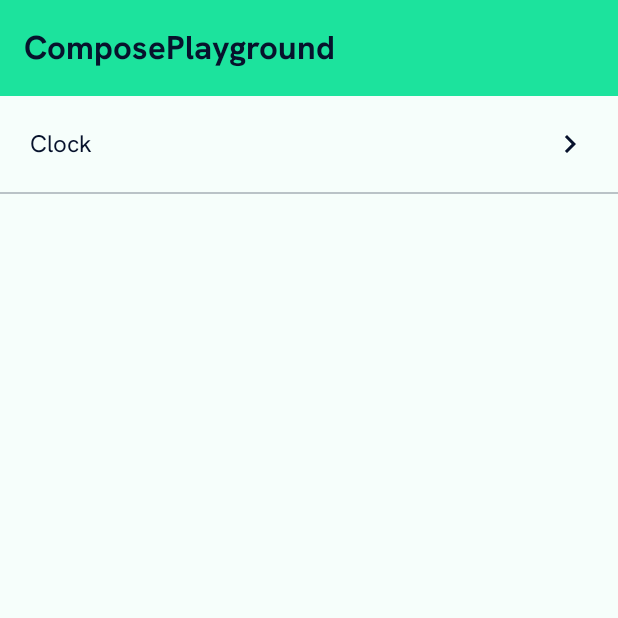
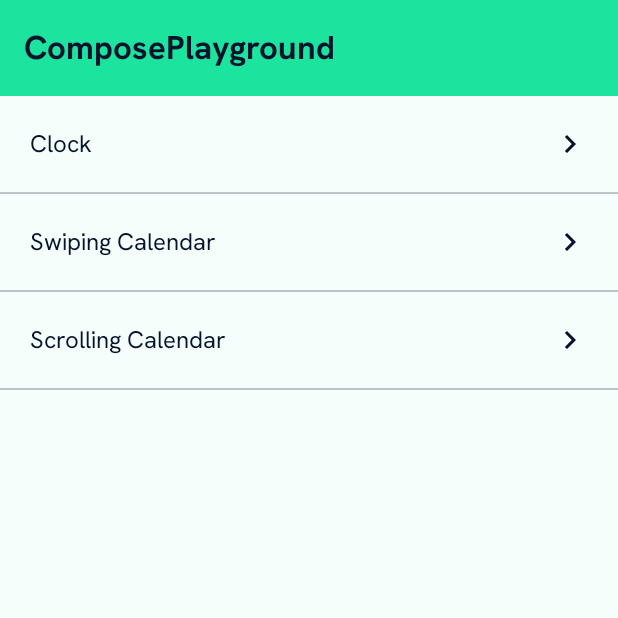
Before and after one commit to prabhatsdp/compose-playground, an Android app built with Jetpack Compose: the screen it shows after launch (MainActivity), on a phone screen of 412 x 824 dp, the top half of it. Run offline under Robolectric (Android 15) with nearby library versions, the phone set to English and light mode, and no system bars; our stand-ins replace Dagger/Hilt's generated code.

Commit message:
improve navigation

```diff
--- a/app/src/main/java/dev/prabhatpandey/composeplayground/core/MainActivity.kt
+++ b/app/src/main/java/dev/prabhatpandey/composeplayground/core/MainActivity.kt
@@ -3,6 +3,7 @@ package dev.prabhatpandey.composeplayground.core
 import android.os.Bundle
 import androidx.activity.ComponentActivity
 import androidx.activity.compose.setContent
+import androidx.activity.enableEdgeToEdge
 import dagger.hilt.android.AndroidEntryPoint
 import dev.prabhatpandey.composeplayground.core.ui.screens.MainScreen
 import dev.prabhatpandey.composeplayground.core.ui.theme.ComposePlaygroundTheme
@@ -11,6 +12,7 @@ import dev.prabhatpandey.composeplayground.core.ui.theme.ComposePlaygroundTheme
 class MainActivity : ComponentActivity() {
     override fun onCreate(savedInstanceState: Bundle?) {
         super.onCreate(savedInstanceState)
+        enableEdgeToEdge()
         setContent {
             ComposePlaygroundTheme {
                 MainScreen()
--- a/app/src/main/java/dev/prabhatpandey/composeplayground/core/ui/navigation/AppScreen.kt
+++ b/app/src/main/java/dev/prabhatpandey/composeplayground/core/ui/navigation/AppScreen.kt
@@ -3,4 +3,6 @@ package dev.prabhatpandey.composeplayground.core.ui.navigation
 sealed class AppScreen(val route: String) {
     object Home: AppScreen("home")
     object Clock: AppScreen("clock")
+    object CalendarSwipe: AppScreen("calendar_swipe")
+    object CalendarScrolling: AppScreen("calendar_scrolling")
 }
--- a/app/src/main/java/dev/prabhatpandey/composeplayground/core/ui/navigation/RootNavGraph.kt
+++ b/app/src/main/java/dev/prabhatpandey/composeplayground/core/ui/navigation/RootNavGraph.kt
@@ -3,12 +3,15 @@ package dev.prabhatpandey.composeplayground.core.ui.navigation
 import androidx.compose.animation.core.tween
 import androidx.compose.animation.fadeIn
 import androidx.compose.animation.fadeOut
+import androidx.compose.animation.scaleOut
 import androidx.compose.runtime.Composable
 import androidx.hilt.navigation.compose.hiltViewModel
 import androidx.navigation.NavGraphBuilder
 import androidx.navigation.NavHostController
 import androidx.navigation.compose.NavHost
 import androidx.navigation.compose.composable
+import dev.prabhatpandey.composeplayground.features.calendar.ui.ScrollingCalendarScreen
+import dev.prabhatpandey.composeplayground.features.calendar.ui.SwipingCalendarScreen
 import dev.prabhatpandey.composeplayground.features.clock.ClockScreen
 import dev.prabhatpandey.composeplayground.features.clock.ClockViewModel
 import dev.prabhatpandey.composeplayground.features.home.HomeScreen
@@ -27,6 +30,8 @@ fun RootNavGraph(
     ) {
         homeScreen(navController)
         clockScreen(navController)
+        swipeCalendarScreen(navController)
+        scrollingCalendarScreen(navController)
     }
 }
 
@@ -45,3 +50,14 @@ fun NavGraphBuilder.clockScreen(navController: NavHostController) {
         ClockScreen(viewModel)
     }
 }
+
+fun NavGraphBuilder.swipeCalendarScreen(navController: NavHostController) {
+    composable(AppScreen.CalendarSwipe.route) {
+        SwipingCalendarScreen()
+    }
+}
+fun NavGraphBuilder.scrollingCalendarScreen(navController: NavHostController) {
+    composable(AppScreen.CalendarScrolling.route) {
+        ScrollingCalendarScreen()
+    }
+}
--- a/app/src/main/java/dev/prabhatpandey/composeplayground/core/ui/screens/MainScreen.kt
+++ b/app/src/main/java/dev/prabhatpandey/composeplayground/core/ui/screens/MainScreen.kt
@@ -4,6 +4,7 @@ import androidx.compose.foundation.layout.Box
 import androidx.compose.foundation.layout.fillMaxSize
 import androidx.compose.foundation.layout.padding
 import androidx.compose.material.icons.Icons
+import androidx.compose.material.icons.automirrored.rounded.ArrowBack
 import androidx.compose.material.icons.rounded.ArrowBack
 import androidx.compose.material3.ExperimentalMaterial3Api
 import androidx.compose.material3.Icon
@@ -54,13 +55,13 @@ fun MainScreen() {
                     if (isBackVisible) {
                         IconButton(onClick = { navController.navigateUp() }) {
                             Icon(
-                                painter = rememberVectorPainter(image = Icons.Rounded.ArrowBack),
+                                painter = rememberVectorPainter(image = Icons.AutoMirrored.Rounded.ArrowBack),
                                 contentDescription = stringResource(R.string.back)
                             )
                         }
                     }
                 },
-                colors = TopAppBarDefaults.smallTopAppBarColors(
+                colors = TopAppBarDefaults.topAppBarColors(
                     containerColor = MaterialTheme.colorScheme.primary
                 )
             )
@@ -82,6 +83,8 @@ fun MainScreen() {
         when(dest?.destination?.route) {
             AppScreen.Home.route -> titleRes = R.string.app_name
             AppScreen.Clock.route -> titleRes = R.string.clock
+            AppScreen.CalendarScrolling.route -> titleRes = R.string.scrolling_calendar
+            AppScreen.CalendarSwipe.route -> titleRes = R.string.swiping_calendar
         }
 
     }
--- a/app/src/main/java/dev/prabhatpandey/composeplayground/features/home/HomeScreen.kt
+++ b/app/src/main/java/dev/prabhatpandey/composeplayground/features/home/HomeScreen.kt
@@ -33,6 +33,18 @@ fun HomeScreen(
                     onClick = { onNavigate(AppScreen.Clock) }
                 )
             }
+            item {
+                HomeMenuItem(
+                    title = stringResource(id = R.string.swiping_calendar),
+                    onClick = { onNavigate(AppScreen.CalendarSwipe) }
+                )
+            }
+            item {
+                HomeMenuItem(
+                    title = stringResource(id = R.string.scrolling_calendar),
+                    onClick = { onNavigate(AppScreen.CalendarScrolling) }
+                )
+            }
         }
     }
 }
--- a/app/src/main/res/values/strings.xml
+++ b/app/src/main/res/values/strings.xml
@@ -3,4 +3,6 @@
     <string name="home">Home</string>
     <string name="back">Back</string>
     <string name="clock">Clock</string>
+    <string name="swiping_calendar">Swiping Calendar</string>
+    <string name="scrolling_calendar">Scrolling Calendar</string>
 </resources>
```
Also changed, not shown: app/build.gradle (+17 -17 lines), app/src/main/java/dev/prabhatpandey/composeplayground/features/calendar/ui/ScrollingCalendarScreen.kt (added, +31 -0 lines), app/src/main/java/dev/prabhatpandey/composeplayground/features/calendar/ui/SwipingCalendarScreen.kt (added, +32 -0 lines), build.gradle (+4 -4 lines).
